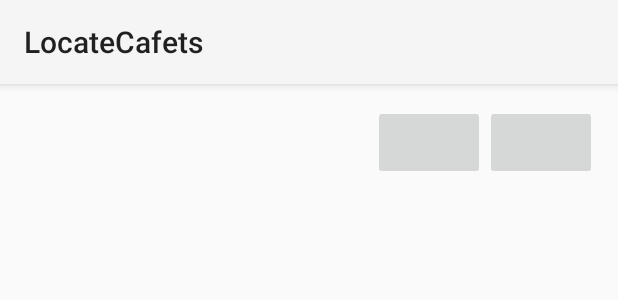
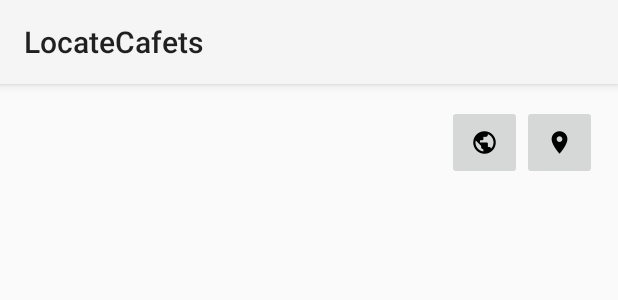
Before and after one commit to MattAgn/cafets-info, an Android app: the layout result_item.xml on its own in the app's theme, with its tools: preview values and no code run, on a phone screen of 412 x 824 dp. Shown: the top 300 px of the screen. Run offline under Robolectric (Android 15) with nearby library versions, the phone set to English and light mode, and no system bars.

Commit message:
image buttons appearing

```diff
--- a/app/src/main/res/layout/result_item.xml
+++ b/app/src/main/res/layout/result_item.xml
@@ -7,27 +7,27 @@
 
 
     <TextView
-        android:layout_width="200dp"
-        android:layout_height="52dp"
+        android:layout_width="0dp"
+        android:layout_height="50dp"
         android:layout_weight="1"
         android:textAlignment="viewStart"
-        android:textColor="@color/common_google_signin_btn_text_light"
+        android:paddingBottom="0dp"
+        android:paddingTop="15dp"
+        android:textColor="#000"
         android:textSize="17sp" />
 
     <ImageButton
         android:id="@+id/web_image_button"
-        android:layout_width="40dp"
+        android:layout_width="50dp"
         android:layout_height="50dp"
-        android:layout_weight="1"
-        app:srcCompat="@drawable/ic_public_black_18dp"
+        android:src="@drawable/ic_public_black_18dp"
         android:contentDescription="@string/see_location" />
 
     <ImageButton
         android:id="@+id/location_image_button"
-        android:layout_width="40dp"
+        android:layout_width="50dp"
         android:layout_height="50dp"
-        android:layout_weight="1"
-        app:srcCompat="@drawable/ic_location_on_black_18dp"
+        android:src="@drawable/ic_location_on_black_18dp"
         android:contentDescription="@string/see_location"/>
 
 
```
